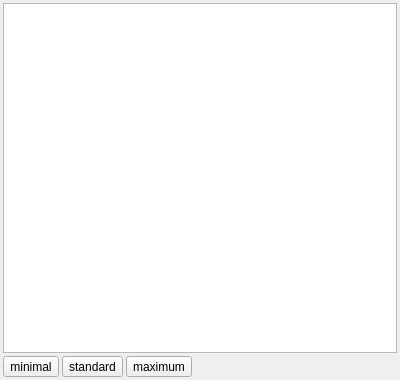
CDullin/xVTK, file settings/xvsettingswdgt.ui: the form before one commit.
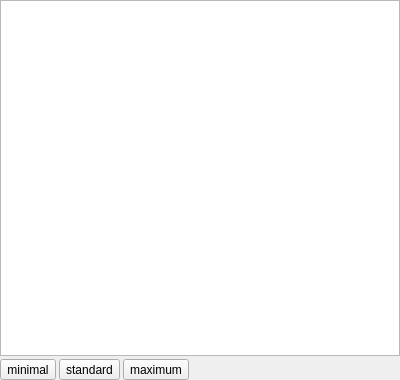
The form after the commit. Custom widgets are drawn as their Qt base class.

```diff
--- a/settings/xvsettingswdgt.ui
+++ b/settings/xvsettingswdgt.ui
@@ -18,21 +18,34 @@
     <number>3</number>
    </property>
    <property name="leftMargin">
-    <number>3</number>
+    <number>0</number>
    </property>
    <property name="topMargin">
-    <number>3</number>
+    <number>0</number>
    </property>
    <property name="rightMargin">
-    <number>3</number>
+    <number>0</number>
    </property>
    <property name="bottomMargin">
-    <number>3</number>
+    <number>0</number>
    </property>
    <item>
     <layout class="QVBoxLayout" name="verticalLayout">
      <item>
-      <widget class="QTableWidget" name="tableWidget"/>
+      <widget class="xVPropTable" name="pSettingsTable">
+       <attribute name="horizontalHeaderVisible">
+        <bool>false</bool>
+       </attribute>
+       <attribute name="horizontalHeaderStretchLastSection">
+        <bool>true</bool>
+       </attribute>
+       <attribute name="verticalHeaderVisible">
+        <bool>false</bool>
+       </attribute>
+       <attribute name="verticalHeaderDefaultSectionSize">
+        <number>25</number>
+       </attribute>
+      </widget>
      </item>
      <item>
       <layout class="QHBoxLayout" name="horizontalLayout">
@@ -76,6 +89,13 @@
    </item>
   </layout>
  </widget>
+ <customwidgets>
+  <customwidget>
+   <class>xVPropTable</class>
+   <extends>QTableWidget</extends>
+   <header location="global">xvproptable.h</header>
+  </customwidget>
+ </customwidgets>
  <resources/>
  <connections/>
 </ui>
```
